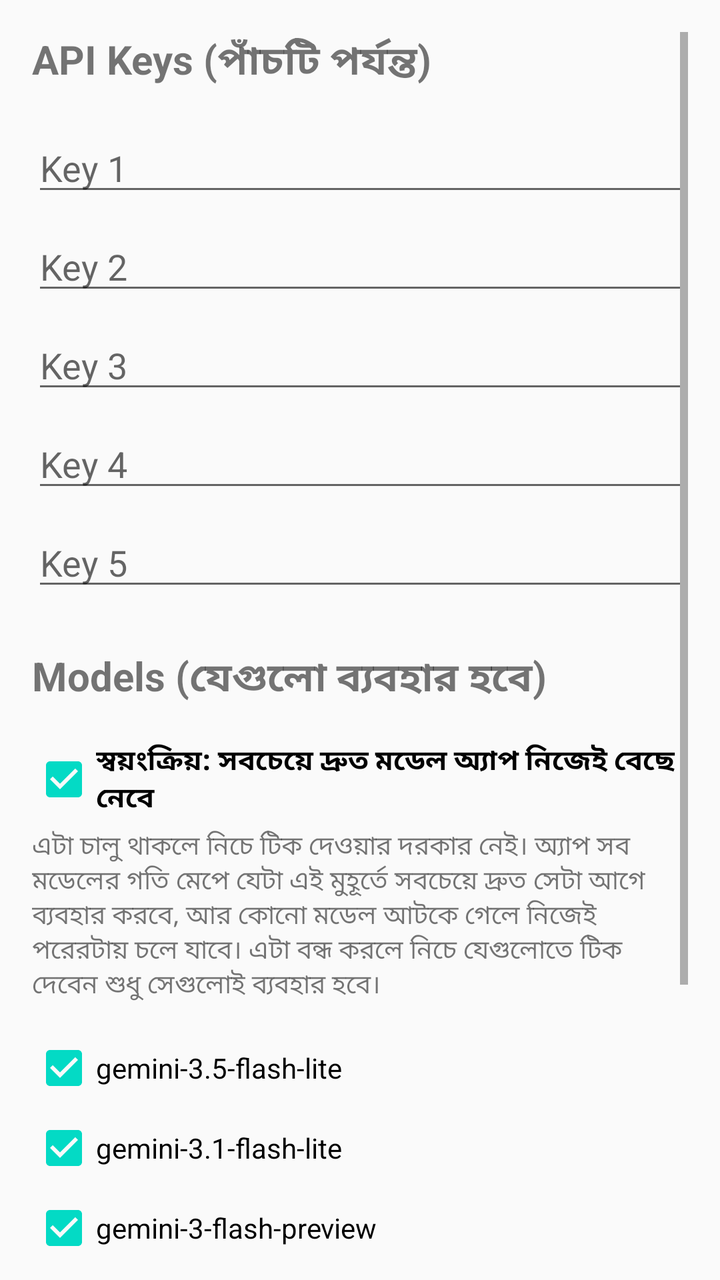
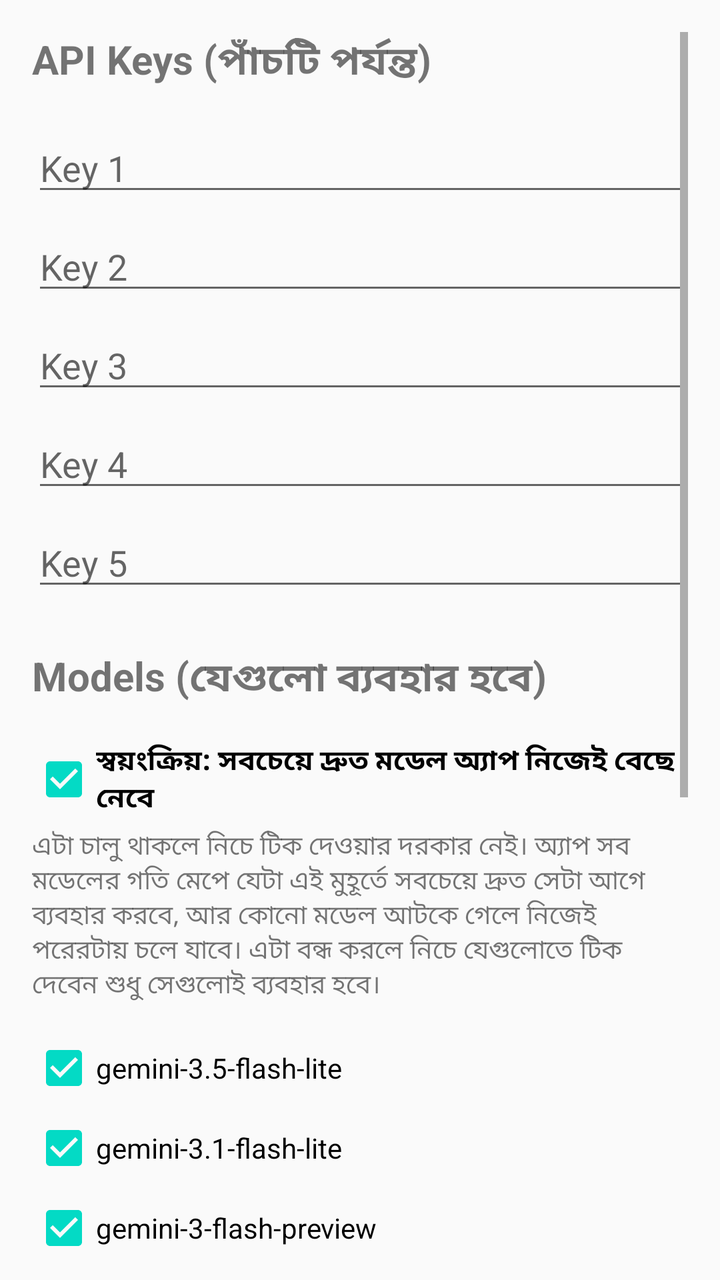

The first picture is an Android layout as it rendered before a commit; the second is the same layout after the commit. The layout source and the unified diff follow.
<!-- AndroidManifest.xml: application theme Theme.ScreenTranslator -->
<!-- res/layout/activity_settings.xml -->
<?xml version="1.0" encoding="utf-8"?>
<ScrollView
    xmlns:android="http://schemas.android.com/apk/res/android"
    android:layout_width="match_parent"
    android:layout_height="match_parent"
    android:padding="16dp">

    <LinearLayout
        android:layout_width="match_parent"
        android:layout_height="wrap_content"
        android:orientation="vertical">

        <TextView
            android:layout_width="wrap_content"
            android:layout_height="wrap_content"
            android:text="@string/api_keys_title"
            android:textSize="20sp"
            android:textStyle="bold"
            android:layout_marginBottom="16dp" />

        <EditText
            android:id="@+id/etKey1"
            android:layout_width="match_parent"
            android:layout_height="wrap_content"
            android:hint="@string/hint_key_1"
            android:inputType="text"
            android:layout_marginBottom="8dp" />

        <EditText
            android:id="@+id/etKey2"
            android:layout_width="match_parent"
            android:layout_height="wrap_content"
            android:hint="@string/hint_key_2"
            android:inputType="text"
            android:layout_marginBottom="8dp" />

        <EditText
            android:id="@+id/etKey3"
            android:layout_width="match_parent"
            android:layout_height="wrap_content"
            android:hint="@string/hint_key_3"
            android:inputType="text"
            android:layout_marginBottom="8dp" />

        <EditText
            android:id="@+id/etKey4"
            android:layout_width="match_parent"
            android:layout_height="wrap_content"
            android:hint="@string/hint_key_4"
            android:inputType="text"
            android:layout_marginBottom="8dp" />

        <EditText
            android:id="@+id/etKey5"
            android:layout_width="match_parent"
            android:layout_height="wrap_content"
            android:hint="@string/hint_key_5"
            android:inputType="text"
            android:layout_marginBottom="24dp" />

        <TextView
            android:layout_width="wrap_content"
            android:layout_height="wrap_content"
            android:text="@string/models_title"
            android:textSize="20sp"
            android:textStyle="bold"
            android:layout_marginBottom="16dp" />

        <CheckBox
            android:id="@+id/cbAuto"
            android:layout_width="match_parent"
            android:layout_height="wrap_content"
            android:text="@string/auto_model"
            android:textStyle="bold"
            android:checked="true"
            android:layout_marginBottom="4dp" />

        <TextView
            android:layout_width="match_parent"
            android:layout_height="wrap_content"
            android:text="@string/auto_help"
            android:textSize="13sp"
            android:layout_marginBottom="16dp" />

        <CheckBox
            android:id="@+id/cbModel1"
            android:layout_width="match_parent"
            android:layout_height="wrap_content"
            android:text="@string/model_1"
            android:checked="true"
            android:layout_marginBottom="8dp" />

        <CheckBox
            android:id="@+id/cbModel2"
            android:layout_width="match_parent"
            android:layout_height="wrap_content"
            android:text="@string/model_2"
            android:checked="true"
            android:layout_marginBottom="8dp" />

        <CheckBox
            android:id="@+id/cbModel3"
            android:layout_width="match_parent"
            android:layout_height="wrap_content"
            android:text="@string/model_3"
            android:checked="true"
            android:layout_marginBottom="8dp" />

        <CheckBox
            android:id="@+id/cbModel4"
            android:layout_width="match_parent"
            android:layout_height="wrap_content"
            android:text="@string/model_4"
            android:checked="false"
            android:layout_marginBottom="8dp" />

        <CheckBox
            android:id="@+id/cbModel5"
            android:layout_width="match_parent"
            android:layout_height="wrap_content"
            android:text="@string/model_5"
            android:checked="false"
            android:layout_marginBottom="16dp" />

        <TextView
            android:id="@+id/tvSpeed"
            android:layout_width="match_parent"
            android:layout_height="wrap_content"
            android:textSize="14sp"
            android:layout_marginBottom="24dp" />

        <Button
            android:id="@+id/btnSave"
            android:layout_width="match_parent"
            android:layout_height="wrap_content"
            android:text="@string/save_text"
            android:textSize="18sp" />

    </LinearLayout>

</ScrollView>
<!-- resources referenced by this layout -->
<resources>
  <string name="api_keys_title">API Keys (পাঁচটি পর্যন্ত)</string>
  <string name="auto_help">এটা চালু থাকলে নিচে টিক দেওয়ার দরকার নেই। অ্যাপ সব মডেলের গতি মেপে যেটা এই মুহূর্তে সবচেয়ে দ্রুত সেটা আগে ব্যবহার করবে, আর কোনো মডেল আটকে গেলে নিজেই পরেরটায় চলে যাবে। এটা বন্ধ করলে নিচে যেগুলোতে টিক দেবেন শুধু সেগুলোই ব্যবহার হবে।</string>
  <string name="auto_model">স্বয়ংক্রিয়: সবচেয়ে দ্রুত মডেল অ্যাপ নিজেই বেছে নেবে</string>
  <string name="hint_key_1">Key 1</string>
  <string name="hint_key_2">Key 2</string>
  <string name="hint_key_3">Key 3</string>
  <string name="hint_key_4">Key 4</string>
  <string name="hint_key_5">Key 5</string>
  <string name="model_1">gemini-3.5-flash-lite</string>
  <string name="model_2">gemini-3.1-flash-lite</string>
  <string name="model_3">gemini-3-flash-preview</string>
  <string name="model_4">gemini-3.8-flash</string>
  <string name="model_5">gemini-3.6-flash</string>
  <string name="models_title">Models (যেগুলো ব্যবহার হবে)</string>
  <string name="save_text">সেভ করুন</string>
  <style name="Theme.ScreenTranslator" parent="android:Theme.Material.Light.DarkActionBar">
          <item name="android:colorPrimary">@color/primary</item>
          <item name="android:colorPrimaryDark">@color/primary_dark</item>
          <item name="android:colorAccent">@color/accent</item>
      </style>
  <color name="primary">#6200EE</color>
  <color name="primary_dark">#3700B3</color>
  <color name="accent">#03DAC5</color>
</resources>

<!-- the commit's change to res/layout/activity_settings.xml (unified diff, before → after) -->
@@ -136,6 +136,38 @@
             android:text="@string/save_text"
             android:textSize="18sp" />
 
+        <TextView
+            android:layout_width="wrap_content"
+            android:layout_height="wrap_content"
+            android:text="@string/history_title"
+            android:textSize="20sp"
+            android:textStyle="bold"
+            android:layout_marginTop="32dp"
+            android:layout_marginBottom="8dp" />
+
+        <TextView
+            android:id="@+id/tvNow"
+            android:layout_width="match_parent"
+            android:layout_height="wrap_content"
+            android:textSize="15sp"
+            android:textStyle="bold"
+            android:layout_marginBottom="8dp" />
+
+        <Button
+            android:id="@+id/btnClearHistory"
+            android:layout_width="match_parent"
+            android:layout_height="wrap_content"
+            android:text="@string/clear_history"
+            android:layout_marginBottom="12dp" />
+
+        <TextView
+            android:id="@+id/tvHistory"
+            android:layout_width="match_parent"
+            android:layout_height="wrap_content"
+            android:textSize="13sp"
+            android:textIsSelectable="true"
+            android:layout_marginBottom="24dp" />
+
     </LinearLayout>
 
 </ScrollView>
<!-- resource entries referenced after the edit -->
@@ -3,11 +3,13 @@
   <string name="api_keys_title">API Keys (পাঁচটি পর্যন্ত)</string>
   <string name="auto_help">এটা চালু থাকলে নিচে টিক দেওয়ার দরকার নেই। অ্যাপ সব মডেলের গতি মেপে যেটা এই মুহূর্তে সবচেয়ে দ্রুত সেটা আগে ব্যবহার করবে, আর কোনো মডেল আটকে গেলে নিজেই পরেরটায় চলে যাবে। এটা বন্ধ করলে নিচে যেগুলোতে টিক দেবেন শুধু সেগুলোই ব্যবহার হবে।</string>
   <string name="auto_model">স্বয়ংক্রিয়: সবচেয়ে দ্রুত মডেল অ্যাপ নিজেই বেছে নেবে</string>
+  <string name="clear_history">সব ইতিহাস মুছুন</string>
   <string name="hint_key_1">Key 1</string>
   <string name="hint_key_2">Key 2</string>
   <string name="hint_key_3">Key 3</string>
   <string name="hint_key_4">Key 4</string>
   <string name="hint_key_5">Key 5</string>
+  <string name="history_title">Key আর মডেল বদলের ইতিহাস</string>
   <string name="model_1">gemini-3.5-flash-lite</string>
   <string name="model_2">gemini-3.1-flash-lite</string>
   <string name="model_3">gemini-3-flash-preview</string>
